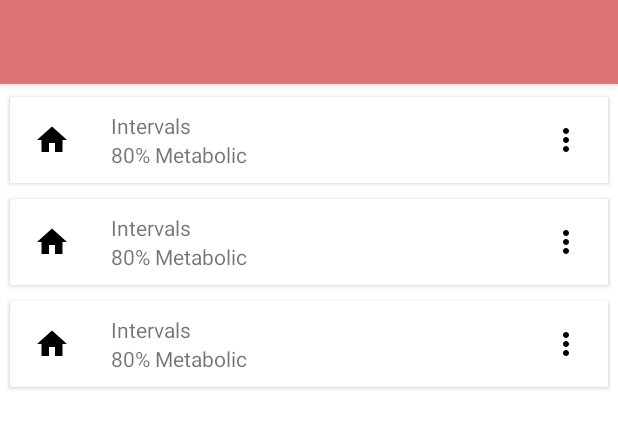
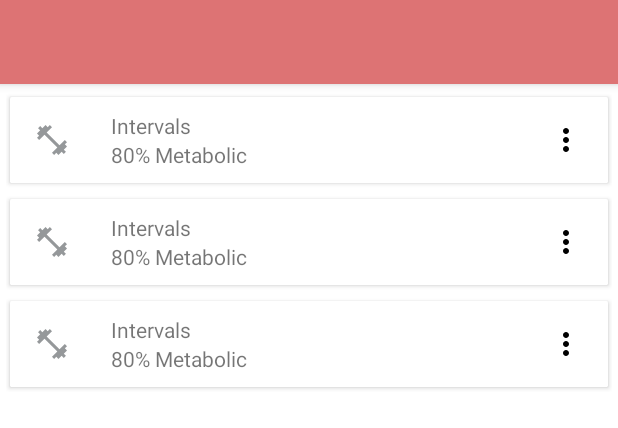
Before and after one commit to Virtual-Athlete/MyFitness, an Android app: the layout fragment_feed.xml on its own in the app's theme, with its tools: preview values and no code run, on a phone screen of 412 x 824 dp. Shown: the top 428 px of the screen. Run offline under Robolectric (Android 15) with nearby library versions, the phone set to English and light mode, and no system bars.

```diff
--- a/app/src/main/java/com/virtualathlete/myfitness/MainActivity.kt
+++ b/app/src/main/java/com/virtualathlete/myfitness/MainActivity.kt
@@ -14,7 +14,7 @@ class MainActivity @Inject constructor() : DaggerAppCompatActivity() {
         when (item.itemId) {
             R.id.navigation_home -> {
                 //message.setText(R.string.title_home)
-                fragmentManager.beginTransaction().replace(R.id.fragment_frame_layout, feedFragment).addToBackStack(FeedFragment::class.simpleName).commit();
+                fragmentManager.beginTransaction().replace(R.id.fragment_frame_layout, feedFragment);
                 return@OnNavigationItemSelectedListener true
             }
             R.id.navigation_dashboard -> {
--- a/app/src/main/java/com/virtualathlete/myfitness/WorkoutViewAdapter.kt
+++ b/app/src/main/java/com/virtualathlete/myfitness/WorkoutViewAdapter.kt
@@ -53,7 +53,7 @@ class WorkoutViewAdapter : RecyclerView.Adapter<WorkoutViewAdapter.BaseViewHolde
             itemView.title_workout_text_view.text = "Intervals"
             itemView.title_workout_type_text_view.text = "80% Metabolic"
             itemView.workout_constraint_layout.setOnClickListener({ view ->
-                (view.context as Activity).fragmentManager.beginTransaction().replace(R.id.fragment_frame_layout, WorkoutDetailFragment()).commit();
+                (view.context as Activity).fragmentManager.beginTransaction().replace(R.id.fragment_frame_layout, WorkoutDetailFragment()).addToBackStack(WorkoutDetailFragment::class.java.simpleName).commit();
             })
         }
     }
--- /dev/null
+++ b/app/src/main/res/drawable/ic_fitness_center_black_24dp.xml
@@ -0,0 +1,9 @@
+<vector xmlns:android="http://schemas.android.com/apk/res/android"
+        android:width="24dp"
+        android:height="24dp"
+        android:viewportWidth="24.0"
+        android:viewportHeight="24.0">
+    <path
+        android:fillColor="#95989A"
+        android:pathData="M20.57,14.86L22,13.43 20.57,12 17,15.57 8.43,7 12,3.43 10.57,2 9.14,3.43 7.71,2 5.57,4.14 4.14,2.71 2.71,4.14l1.43,1.43L2,7.71l1.43,1.43L2,10.57 3.43,12 7,8.43 15.57,17 12,20.57 13.43,22l1.43,-1.43L16.29,22l2.14,-2.14 1.43,1.43 1.43,-1.43 -1.43,-1.43L22,16.29z"/>
+</vector>
--- a/app/src/main/res/layout/fragment_detail_workout.xml
+++ b/app/src/main/res/layout/fragment_detail_workout.xml
@@ -104,7 +104,7 @@
         android:layout_marginEnd="8dp"
         android:clickable="true"
         android:focusable="true"
-        android:src="@drawable/ic_check_black_24dp"
+        android:src="@drawable/ic_check_white_24dp"
         app:backgroundTint="@color/colorAccent"
         app:layout_anchor="@+id/app_bar_layout"
         app:layout_anchorGravity="bottom|end"/>
--- a/app/src/main/res/layout/list_item_workout.xml
+++ b/app/src/main/res/layout/list_item_workout.xml
@@ -27,7 +27,7 @@
                 android:layout_height="wrap_content"
                 android:layout_marginStart="16dp"
                 android:contentDescription="More"
-                android:src="@drawable/ic_home_black_24dp"
+                android:src="@drawable/ic_fitness_center_black_24dp"
                 app:layout_constraintBottom_toBottomOf="parent"
                 app:layout_constraintStart_toStartOf="parent"
                 app:layout_constraintTop_toTopOf="parent" />
```
Also changed, not shown: app/src/main/res/drawable/ic_check_white_24dp.xml (renamed from app/src/main/res/drawable/ic_check_black_24dp.xml).
